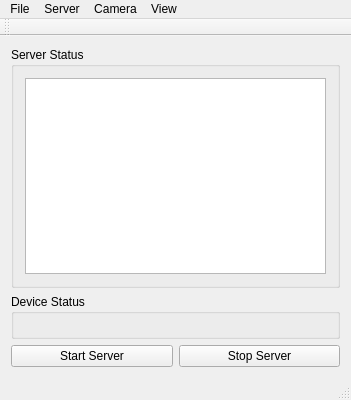
Old version of the form Alpaca/AlpacaCameraSimV1/DlgMainFrame.ui in the repository branthony-92/ASCOM.
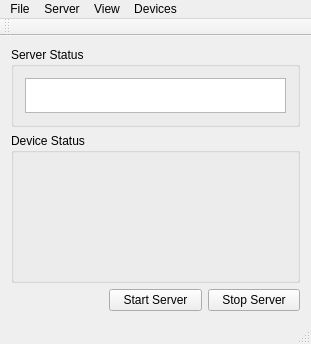
New version of the form.

Commit message: Added Device manager class class to handle creatingand removing devices. Added UI controls for adding and removing devices. Added some UI dimension restrictions. Fixed broken logic preventing devices from being persisted in the configuration file.

The edit to the form file:
```diff
--- a/Alpaca/AlpacaCameraSimV1/DlgMainFrame.ui
+++ b/Alpaca/AlpacaCameraSimV1/DlgMainFrame.ui
@@ -6,8 +6,8 @@
    <rect>
     <x>0</x>
     <y>0</y>
-    <width>351</width>
-    <height>400</height>
+    <width>311</width>
+    <height>330</height>
    </rect>
   </property>
   <property name="windowTitle">
@@ -15,36 +15,45 @@
   </property>
   <widget class="QWidget" name="centralWidget">
    <layout class="QGridLayout" name="gridLayout">
-    <item row="3" column="0">
-     <widget class="QPushButton" name="StartServerButton">
-      <property name="text">
-       <string>Start Server</string>
-      </property>
-     </widget>
-    </item>
-    <item row="3" column="1">
+    <item row="3" column="2">
      <widget class="QPushButton" name="StopServerButton">
+      <property name="maximumSize">
+       <size>
+        <width>100</width>
+        <height>16777215</height>
+       </size>
+      </property>
       <property name="text">
        <string>Stop Server</string>
       </property>
      </widget>
     </item>
-    <item row="2" column="0" colspan="2">
-     <widget class="QGroupBox" name="DeviceStatus">
-      <property name="title">
-       <string>Device Status</string>
-      </property>
-      <layout class="QGridLayout" name="gridLayout_2"/>
-     </widget>
-    </item>
-    <item row="1" column="0" colspan="2">
+    <item row="1" column="0" colspan="3">
      <widget class="QGroupBox" name="groupBox_Status">
+      <property name="maximumSize">
+       <size>
+        <width>16777215</width>
+        <height>100</height>
+       </size>
+      </property>
       <property name="title">
        <string>Server Status</string>
       </property>
       <layout class="QGridLayout" name="gridLayout_5">
        <item row="1" column="0">
         <widget class="QTextEdit" name="ServerStatusEdit">
+         <property name="minimumSize">
+          <size>
+           <width>150</width>
+           <height>35</height>
+          </size>
+         </property>
+         <property name="maximumSize">
+          <size>
+           <width>16777215</width>
+           <height>35</height>
+          </size>
+         </property>
          <property name="readOnly">
           <bool>true</bool>
          </property>
@@ -53,6 +62,33 @@
       </layout>
      </widget>
     </item>
+    <item row="2" column="0" colspan="3">
+     <widget class="QGroupBox" name="DeviceStatus">
+      <property name="minimumSize">
+       <size>
+        <width>0</width>
+        <height>150</height>
+       </size>
+      </property>
+      <property name="title">
+       <string>Device Status</string>
+      </property>
+      <layout class="QGridLayout" name="gridLayout_2"/>
+     </widget>
+    </item>
+    <item row="3" column="1">
+     <widget class="QPushButton" name="StartServerButton">
+      <property name="maximumSize">
+       <size>
+        <width>100</width>
+        <height>16777215</height>
+       </size>
+      </property>
+      <property name="text">
+       <string>Start Server</string>
+      </property>
+     </widget>
+    </item>
    </layout>
   </widget>
   <widget class="QMenuBar" name="menuBar">
@@ -60,7 +96,7 @@
     <rect>
      <x>0</x>
      <y>0</y>
-     <width>351</width>
+     <width>311</width>
      <height>22</height>
     </rect>
    </property>
@@ -79,22 +115,22 @@
     </property>
     <addaction name="actionSettings"/>
    </widget>
-   <widget class="QMenu" name="menuCamera">
-    <property name="title">
-     <string>Camera</string>
-    </property>
-    <addaction name="actionSettings_2"/>
-   </widget>
    <widget class="QMenu" name="menuView">
     <property name="title">
      <string>View</string>
     </property>
     <addaction name="actionLog"/>
    </widget>
+   <widget class="QMenu" name="menuDevices">
+    <property name="title">
+     <string>Devices</string>
+    </property>
+    <addaction name="actionManage_Devices"/>
+   </widget>
    <addaction name="menuFile"/>
    <addaction name="menuEdit"/>
-   <addaction name="menuCamera"/>
    <addaction name="menuView"/>
+   <addaction name="menuDevices"/>
   </widget>
   <widget class="QToolBar" name="mainToolBar">
    <attribute name="toolBarArea">
```
Left out of the diff: 5 changed lines with no effect on the pictures. The commit also changes 24 other files.
